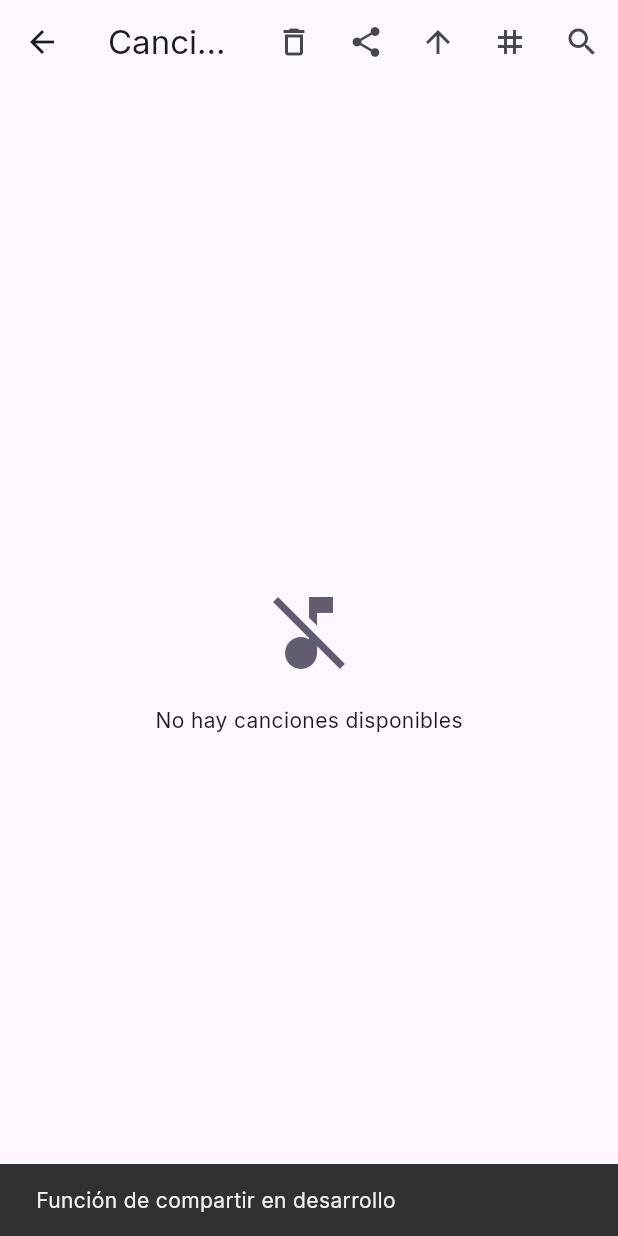
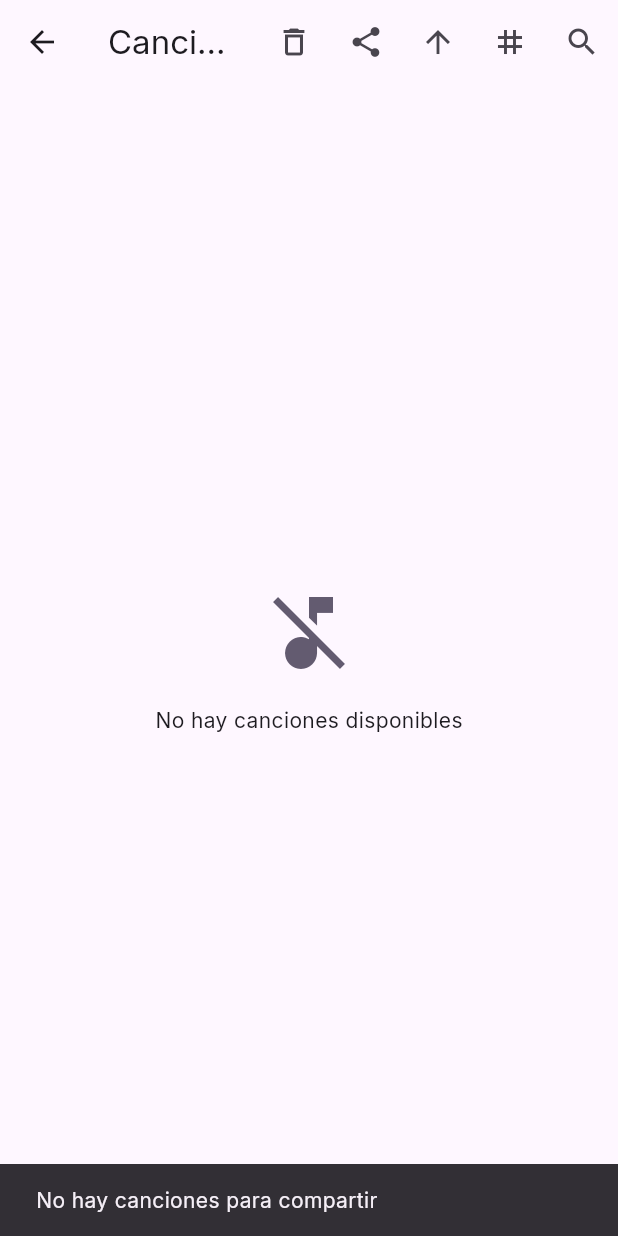
Before and after one commit to githcross/chordly, a Flutter app: the ListSongsScreen screen opened directly with empty values, after a tap on the "share" icon, on a phone screen of 412 x 824 dp. Run offline on Flutter 3.47's test engine with Material 3 defaults, Android fonts, the phone set to English and light mode, and no system bars; our stand-ins replace cloud_firestore, firebase_auth, firebase_core, flutter_riverpod, google_fonts, google_sign_in and 3 more; accounts and stored records are empty; generated files the repository leaves out were written again.

Commit message:
Pantalla Canciones
Se adiciona funcionabilidad a icono compartir canciones.

```diff
--- a/lib/features/groups/presentation/screens/home_group_screen.dart
+++ b/lib/features/groups/presentation/screens/home_group_screen.dart
@@ -92,6 +92,7 @@ class HomeGroupScreen extends ConsumerWidget {
               child: Column(
                 mainAxisSize: MainAxisSize.min,
                 children: [
+                  if (userRole != GroupRole.member)
                     ListTile(
                       leading: Icon(
                         Icons.music_note,
@@ -110,7 +111,7 @@ class HomeGroupScreen extends ConsumerWidget {
                         );
                       },
                     ),
-                  const Divider(),
+                  if (userRole != GroupRole.member) const Divider(),
                   ListTile(
                     leading: Icon(
                       Icons.playlist_add,
--- a/lib/features/songs/presentation/screens/list_songs_screen.dart
+++ b/lib/features/songs/presentation/screens/list_songs_screen.dart
@@ -1,6 +1,8 @@
 import 'package:flutter/material.dart';
 import 'package:cloud_firestore/cloud_firestore.dart';
 import 'package:flutter_riverpod/flutter_riverpod.dart';
+import 'package:share_plus/share_plus.dart';
+import 'package:intl/intl.dart';
 import 'package:chordly/features/groups/models/group_model.dart';
 import 'package:chordly/features/songs/models/song_model.dart';
 import 'package:chordly/features/songs/presentation/delegates/song_search_delegate.dart';
@@ -185,26 +187,58 @@ class _ListSongsScreenState extends ConsumerState<ListSongsScreen> {
 
   Future<void> _shareSongs() async {
     try {
-      // Obtener canciones ordenadas
       final snapshot = await FirebaseFirestore.instance
           .collection('songs')
           .where('groupId', isEqualTo: widget.group.id)
           .where('isActive', isEqualTo: true)
+          .orderBy('title')
           .get();
 
       final songs = snapshot.docs
           .map((doc) =>
               SongModel.fromMap(doc.id, doc.data() as Map<String, dynamic>))
-          .toList()
-        ..sort((a, b) => a.title.compareTo(b.title));
+          .toList();
 
-      if (!mounted) return;
+      if (songs.isEmpty) {
+        if (!mounted) return;
+        ScaffoldMessenger.of(context).showSnackBar(
+          const SnackBar(
+            content: Text('No hay canciones para compartir'),
+          ),
+        );
+        return;
+      }
 
-      // Por ahora, solo mostrar un mensaje
-      ScaffoldMessenger.of(context).showSnackBar(
-        const SnackBar(
-          content: Text('Función de compartir en desarrollo'),
-        ),
+      // Crear texto formateado
+      final buffer = StringBuffer();
+      buffer.writeln('LISTA DE CANCIONES');
+      buffer.writeln('Grupo: ${widget.group.name}');
+      buffer.writeln(
+          'Fecha: ${DateFormat('dd/MM/yyyy HH:mm').format(DateTime.now())}');
+      buffer.writeln('----------------------------------------');
+      buffer.writeln('');
+
+      for (final song in songs) {
+        buffer.writeln('📝 ${song.title.toUpperCase()}');
+        buffer.writeln('👤 Autor: ${song.author}');
+        buffer.writeln('🎵 Clave: ${song.baseKey}');
+        if (song.duration.isNotEmpty) {
+          buffer.writeln('⏱️ Duración: ${song.duration}');
+        }
+        if (song.tags.isNotEmpty) {
+          buffer.writeln('🏷️ Tags: ${song.tags.join(", ")}');
+        }
+        buffer.writeln('----------------------------------------');
+      }
+
+      buffer.writeln('');
+      buffer.writeln('Total de canciones: ${songs.length}');
+      buffer.writeln('');
+      buffer.writeln('Compartido desde Chordly');
+
+      await Share.share(
+        buffer.toString(),
+        subject: 'Lista de Canciones - ${widget.group.name}',
       );
     } catch (e) {
       if (!mounted) return;
--- a/pubspec.yaml
+++ b/pubspec.yaml
@@ -31,7 +31,7 @@ dependencies:
   image_picker: ^1.0.7
 
   # Utilidades
-  intl: ^0.19.0
+  intl: ^0.18.1
   uuid: ^4.3.3
   logger: ^2.0.2+1
   url_launcher: ^6.2.4
@@ -39,6 +39,9 @@ dependencies:
   connectivity_plus: ^5.0.2
   path_provider: ^2.1.2
   permission_handler: ^11.2.1
+  pdf: ^3.10.7
+  printing: ^5.11.1
+  share_plus: ^7.2.1
 
 dev_dependencies:
   flutter_test:
```
Also changed, not shown: pubspec.lock, 7 other files. Lines whose indentation alone changed are shown as unchanged.
